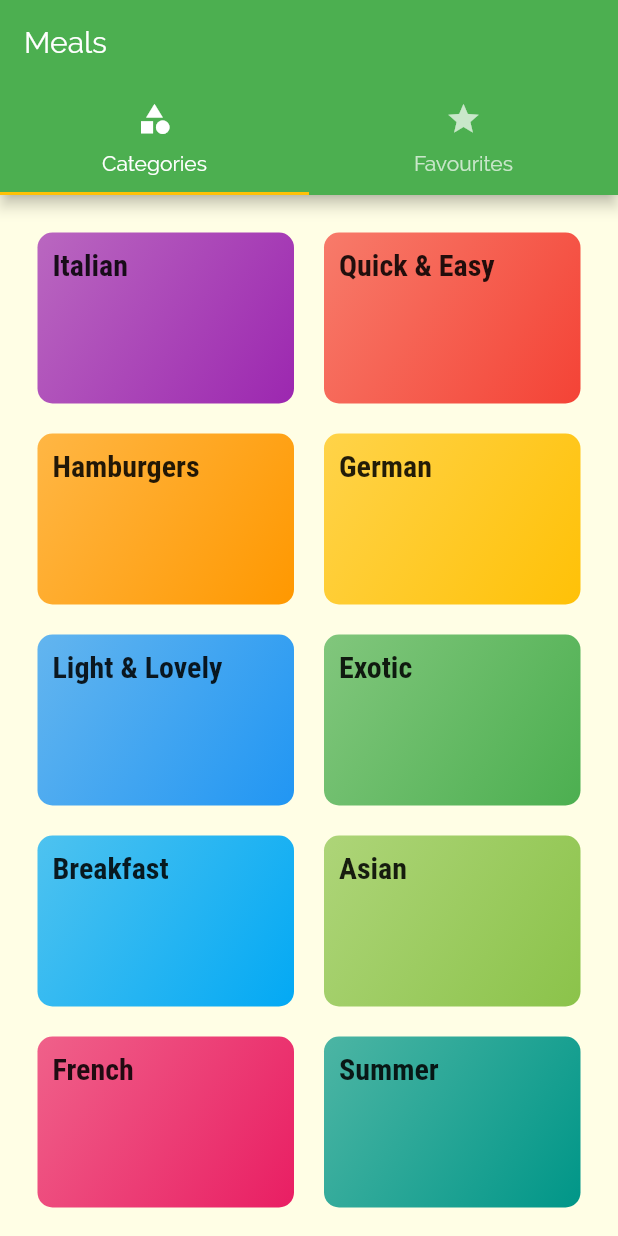
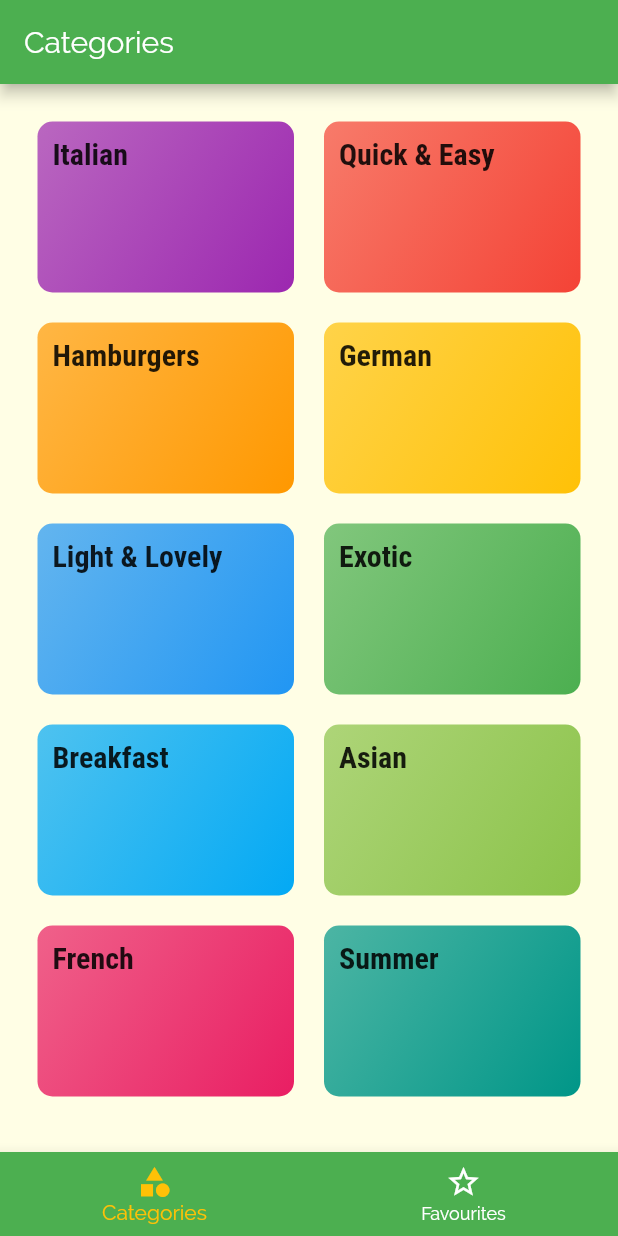
Before and after one commit to ShashankBiplav/Nutrimental, a Flutter app: the screen it shows after launch, on a phone screen of 412 x 824 dp. Run offline on Flutter 3.47's test engine with Material 2 defaults, Android fonts, the phone set to English and light mode, and no system bars.

Commit message:
Switched the tabs to the bottom of the screen

```diff
--- a/lib/screens/tabs_screen.dart
+++ b/lib/screens/tabs_screen.dart
@@ -8,31 +8,46 @@ class TabsScreen extends StatefulWidget {
 }
 
 class _TabsScreenState extends State<TabsScreen> {
+  final List<Map<String, Object>> _pages = [
+    {
+      'page': CatergoriesScreen(),
+      'title': 'Categories',
+    },
+    {
+      'page': FavouritesScreen(),
+      'title': 'Your Favourites',
+    },
+  ];
+  int _selectedPageIndex = 0;
+  void _selectPage(int index) {
+    setState(() {
+      _selectedPageIndex = index;
+    });
+  }
+
   @override
   Widget build(BuildContext context) {
-    return DefaultTabController(
-      initialIndex: 0,
-      length: 2,
-      child: Scaffold(
-        appBar: AppBar(
-          title: Text('Meals'),
-          bottom: TabBar(
-
-            tabs: <Widget>[
-              Tab(
-                icon: Icon(Icons.category),
-                text: 'Categories',
-              ),
-              Tab(
-                icon: Icon(Icons.star),
-                text: 'Favourites',
-              ),
-            ],
+    return Scaffold(
+      appBar: AppBar(
+        title: Text(_pages[_selectedPageIndex]['title']),
+      ),
+      body: _pages[_selectedPageIndex]['page'],
+      bottomNavigationBar: BottomNavigationBar(
+        onTap: _selectPage,
+        backgroundColor: Theme.of(context).primaryColor,
+        unselectedItemColor: Colors.white,
+        selectedItemColor: Theme.of(context).accentColor,
+        currentIndex: _selectedPageIndex,
+        items: [
+          BottomNavigationBarItem(
+            icon: Icon(Icons.category),
+            title: Text('Categories'),
           ),
-        ),
-        body: TabBarView(
-          children: <Widget>[CatergoriesScreen(), FavouritesScreen()],
-        ),
+          BottomNavigationBarItem(
+            icon: Icon(Icons.star_border),
+            title: Text('Favourites'),
+          ),
+        ],
       ),
     );
   }
```
